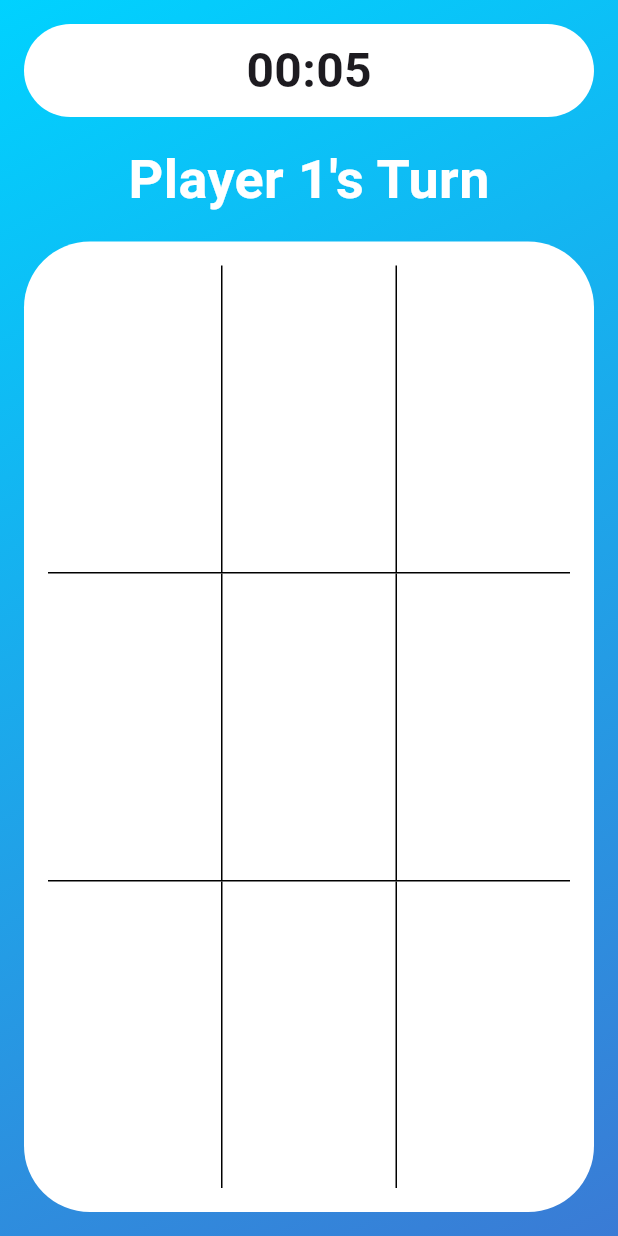
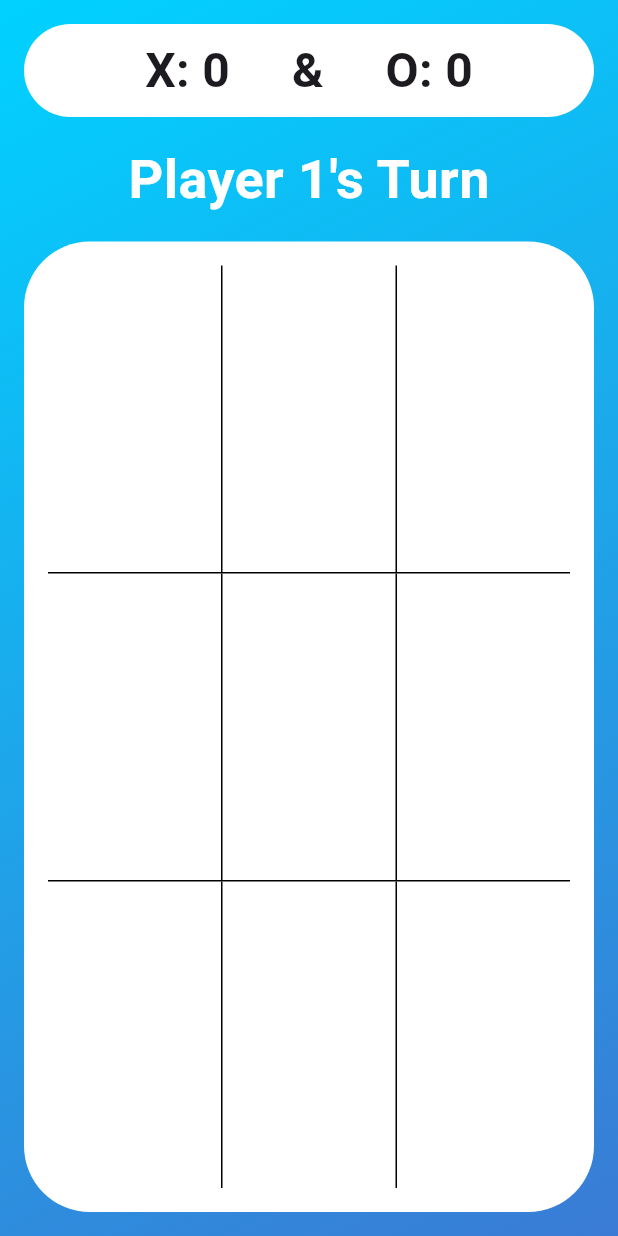
Before and after one commit to Mustafa-Mohamed26/xo_game_app, a Flutter app: the GameBoardingScreen screen opened by its route, on a phone screen of 412 x 824 dp. Run offline on Flutter 3.47's test engine with Material 3 defaults, Android fonts, the phone set to English and light mode, and no system bars.

Commit message:
handel the playing feature

```diff
--- a/lib/board_tile.dart
+++ b/lib/board_tile.dart
@@ -1,16 +1,21 @@
 import 'package:flutter/material.dart';
 
+typedef OnPlayerClick = void Function(int);
 class BoardTile extends StatelessWidget {
   String symbol;
-  BoardTile({super.key, required this.symbol});
+  int index;
+  OnPlayerClick onPlayerClick;
+  BoardTile({super.key, required this.symbol,required this.index, required this.onPlayerClick});
 
   @override
   Widget build(BuildContext context) {
     return Expanded(
       child: InkWell(
-        onTap: () {},
+        onTap: () {
+          onPlayerClick(index);
+        },
         child: symbol.isEmpty
-            ? SizedBox()
+            ? Container()
             : Image.asset('assets/images/$symbol.png'),
       ),
     );
--- a/lib/game_boarding_screen.dart
+++ b/lib/game_boarding_screen.dart
@@ -1,9 +1,78 @@
 import 'package:flutter/material.dart';
 import 'package:xo_game_app/board_tile.dart';
 
-class GameBoardingScreen extends StatelessWidget {
+class GameBoardingScreen extends StatefulWidget {
   static const String routeName = 'game_boarding_screen';
-  const GameBoardingScreen({super.key});
+  GameBoardingScreen({super.key});
+
+  @override
+  State<GameBoardingScreen> createState() => _GameBoardingScreenState();
+}
+
+class _GameBoardingScreenState extends State<GameBoardingScreen> {
+  List<String> boardState = ['', '', '', '', '', '', '', '', ''];
+
+  int counter = 0;
+  int player1Score = 0;
+  int player2Score = 0;
+
+  void onPlayerClick(int index) {
+    if (boardState[index].isNotEmpty) {
+      return;
+    }
+    if (counter % 2 == 0) {
+      boardState[index] = 'x';
+    } else {
+      boardState[index] = 'o';
+    }
+    counter++;
+    if (checkWinner('x')) {
+      player1Score++;
+      Future.delayed(Duration(seconds: 1), resetBoard);
+    } else if (checkWinner('o')) {
+      player2Score++;
+      Future.delayed(Duration(seconds: 1), () => resetBoard());
+    }
+    setState(() {});
+  }
+
+  bool checkWinner(String symbol) {
+    for (var i = 0; i < 9; i += 3) {
+      if (boardState[i] == symbol &&
+          boardState[i + 1] == symbol &&
+          boardState[i + 2] == symbol) {
+        return true;
+      }
+    }
+
+    for (var i = 0; i < 3; i++) {
+      if (boardState[i] == symbol &&
+          boardState[i + 3] == symbol &&
+          boardState[i + 6] == symbol) {
+        return true;
+      }
+    }
+
+    if (boardState[0] == symbol &&
+        boardState[4] == symbol &&
+        boardState[8] == symbol) {
+      return true;
+    }
+
+    if (boardState[2] == symbol &&
+        boardState[4] == symbol &&
+        boardState[6] == symbol) {
+      return true;
+    }
+
+    return false;
+  }
+
+  void resetBoard() {
+    boardState = ['', '', '', '', '', '', '', '', ''];
+    counter = 0;
+    setState(() {});
+  }
 
   @override
   Widget build(BuildContext context) {
@@ -30,7 +99,7 @@ class GameBoardingScreen extends StatelessWidget {
                     color: Colors.white,
                   ),
                   child: Text(
-                    '00:05',
+                    'X: $player1Score     &     O: $player2Score',
                     style: TextStyle(fontSize: 32, fontWeight: FontWeight.w600),
                   ),
                 ),
@@ -57,37 +126,73 @@ class GameBoardingScreen extends StatelessWidget {
                           child: Row(
                             mainAxisAlignment: MainAxisAlignment.spaceEvenly,
                             children: [
-                              BoardTile(symbol: ''),
-                              Container(width: 1, color: Colors.black,),
-                              BoardTile(symbol: ''),
-                              Container(width: 1, color: Colors.black,),
-                              BoardTile(symbol: ''),
+                              BoardTile(
+                                symbol: boardState[0],
+                                index: 0,
+                                onPlayerClick: onPlayerClick,
+                              ),
+                              Container(width: 1, color: Colors.black),
+                              BoardTile(
+                                symbol: boardState[1],
+                                index: 1,
+                                onPlayerClick: onPlayerClick,
+                              ),
+                              Container(width: 1, color: Colors.black),
+                              BoardTile(
+                                symbol: boardState[2],
+                                index: 2,
+                                onPlayerClick: onPlayerClick,
+                              ),
                             ],
                           ),
                         ),
-                        Container(height: 1, color: Colors.black,),
+                        Container(height: 1, color: Colors.black),
                         Expanded(
                           child: Row(
                             mainAxisAlignment: MainAxisAlignment.spaceEvenly,
                             children: [
-                              BoardTile(symbol: ''),
-                              Container(width: 1, color: Colors.black,),
-                              BoardTile(symbol: ''),
-                              Container(width: 1, color: Colors.black,),
-                              BoardTile(symbol: ''),
+                              BoardTile(
+                                symbol: boardState[3],
+                                index: 3,
+                                onPlayerClick: onPlayerClick,
+                              ),
+                              Container(width: 1, color: Colors.black),
+                              BoardTile(
+                                symbol: boardState[4],
+                                index: 4,
+                                onPlayerClick: onPlayerClick,
+                              ),
+                              Container(width: 1, color: Colors.black),
+                              BoardTile(
+                                symbol: boardState[5],
+                                index: 5,
+                                onPlayerClick: onPlayerClick,
+                              ),
                             ],
                           ),
                         ),
-                        Container(height: 1, color: Colors.black,),
+                        Container(height: 1, color: Colors.black),
                         Expanded(
                           child: Row(
                             mainAxisAlignment: MainAxisAlignment.spaceEvenly,
                             children: [
-                              BoardTile(symbol: ''),
-                              Container(width: 1, color: Colors.black,),
-                              BoardTile(symbol: ''),
-                              Container(width: 1, color: Colors.black,),
-                              BoardTile(symbol: ''),
+                              BoardTile(
+                                symbol: boardState[6],
+                                index: 6,
+                                onPlayerClick: onPlayerClick,
+                              ),
+                              Container(width: 1, color: Colors.black),
+                              BoardTile(
+                                symbol: boardState[7],
+                                index: 7,
+                                onPlayerClick: onPlayerClick,
+                              ),
+                              Container(width: 1, color: Colors.black),
+                              BoardTile(
+                                symbol: boardState[8],
+                                index: 8,
+                                onPlayerClick: onPlayerClick,
+                              ),
                             ],
                           ),
                         ),
--- a/lib/main.dart
+++ b/lib/main.dart
@@ -14,8 +14,8 @@ class MyApp extends StatelessWidget {
       title: 'Flutter Demo',
       initialRoute: HomeScreen.routeName,
       routes: {
-        HomeScreen.routeName: (context) => const HomeScreen(),
-        GameBoardingScreen.routeName: (context) => const GameBoardingScreen(),
+        HomeScreen.routeName: (context) => HomeScreen(),
+        GameBoardingScreen.routeName: (context) => GameBoardingScreen(),
       },
       home: HomeScreen(),
     );
```
